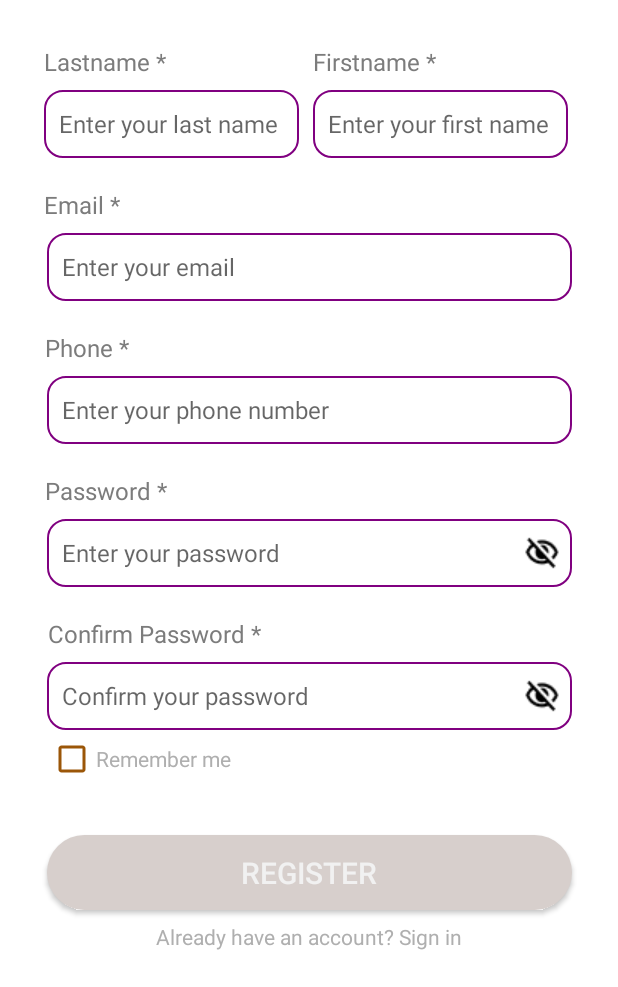
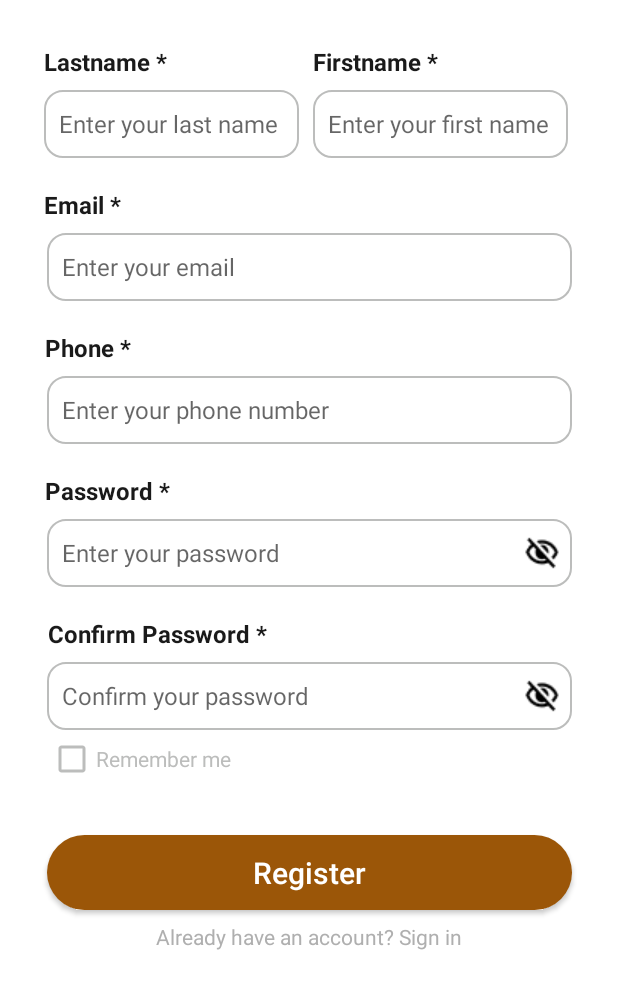
Before and after one commit to L1oNngg/FluffyUnicorns, an Android app: the RegisterActivity screen opened directly, with no data from a screen before it, on a phone screen of 412 x 824 dp, the part 249-1236 px from its top. Run offline under Robolectric (Android 15) with nearby library versions, the phone set to English and light mode, and no system bars.

Commit message:
add correct colors components, UI forgot password

```diff
--- a/app/src/main/AndroidManifest.xml
+++ b/app/src/main/AndroidManifest.xml
@@ -24,6 +24,7 @@
         <activity android:name=".LoginActivity" />
         <activity android:name=".RegisterActivity" />
         <activity android:name=".AddPaymentMethodActivity" />
+        <activity android:name=".ForgotPasswordActivity" />
     </application>
 
 </manifest>
--- a/app/src/main/res/drawable/frame_box.xml
+++ b/app/src/main/res/drawable/frame_box.xml
@@ -1,8 +1,8 @@
 <?xml version="1.0" encoding="utf-8"?>
 <shape xmlns:android="http://schemas.android.com/apk/res/android">
     <corners android:radius="12dp"/>
-    <solid android:color="#FFFFFF"/> <!-- White background -->
+    <solid android:color="@color/b_0"/> <!-- White background -->
     <stroke
         android:width="1dp"
-        android:color="#800080"/> <!-- Purple border -->
+        android:color="@color/border_grey"/> <!-- Grey border -->
 </shape>
--- a/app/src/main/res/drawable/loginbtn_background.xml
+++ b/app/src/main/res/drawable/loginbtn_background.xml
@@ -1,6 +1,6 @@
 <?xml version="1.0" encoding="utf-8"?>
 <shape xmlns:android="http://schemas.android.com/apk/res/android"
     android:shape="rectangle">
-    <solid android:color="@color/primary"/> <!-- Button color -->
+    <solid android:color="@color/surface_primary"/> <!-- Button color -->
     <corners android:radius="25dp"/> <!-- Rounded corners -->
 </shape>
--- a/app/src/main/res/drawable/registerbtn_background.xml
+++ b/app/src/main/res/drawable/registerbtn_background.xml
@@ -1,7 +1,7 @@
 <?xml version="1.0" encoding="utf-8"?>
 <shape xmlns:android="http://schemas.android.com/apk/res/android"
     android:shape="rectangle">
-    <solid android:color="@color/primary"/> <!-- Button color -->
+    <solid android:color="@color/surface_bright"/> <!-- Button color -->
     <corners android:radius="25dp"/> <!-- Rounded corners -->
 </shape>
 <!--#D7CFCC-->
--- a/app/src/main/res/layout/activity_main.xml
+++ b/app/src/main/res/layout/activity_main.xml
@@ -37,7 +37,8 @@
         android:paddingRight="59dp"
         android:paddingBottom="5dp"
         android:text="Register"
-        android:textColor="#FF000000"
+        android:textAllCaps="false"
+        android:textColor="@color/text_black"
         android:textSize="20dp"
         app:layout_constraintBottom_toTopOf="@+id/registerText"
         app:layout_constraintEnd_toEndOf="parent"
@@ -56,7 +57,8 @@
         android:paddingRight="59dp"
         android:paddingBottom="5dp"
         android:text="Login"
-        android:textColor="#F1F1F1"
+        android:textAllCaps="false"
+        android:textColor="@color/text_white"
         android:textSize="20dp"
         app:layout_constraintBottom_toTopOf="@+id/registerButton"
         app:layout_constraintEnd_toEndOf="parent"
--- a/app/src/main/res/layout/ui_register.xml
+++ b/app/src/main/res/layout/ui_register.xml
@@ -35,8 +35,9 @@
         android:layout_height="wrap_content"
         android:layout_marginBottom="8dp"
         android:text="Lastname *"
-        android:textColor="#FF7C7C7C"
         android:textSize="16dp"
+        android:textColor="@color/text_black"
+        android:textStyle="bold"
         app:layout_constraintBottom_toTopOf="@+id/lastname"
         app:layout_constraintStart_toStartOf="@+id/lastname"
         tools:ignore="MissingConstraints" />
@@ -67,7 +68,8 @@
         android:layout_height="wrap_content"
         android:layout_marginBottom="8dp"
         android:text="Firstname *"
-        android:textColor="#FF7C7C7C"
+        android:textColor="@color/text_black"
+        android:textStyle="bold"
         android:textSize="16dp"
         app:layout_constraintBottom_toTopOf="@+id/firstname"
         app:layout_constraintStart_toStartOf="@+id/firstname"
@@ -96,7 +98,8 @@
         android:layout_marginStart="29dp"
         android:layout_marginBottom="8dp"
         android:text="Email *"
-        android:textColor="#FF7C7C7C"
+        android:textColor="@color/text_black"
+        android:textStyle="bold"
         android:textSize="16dp"
         app:layout_constraintBottom_toTopOf="@+id/email"
         app:layout_constraintStart_toStartOf="parent"
@@ -125,7 +128,8 @@
         android:layout_marginStart="30dp"
         android:layout_marginBottom="8dp"
         android:text="Phone *"
-        android:textColor="#FF7C7C7C"
+        android:textColor="@color/text_black"
+        android:textStyle="bold"
         android:textSize="16dp"
         app:layout_constraintBottom_toTopOf="@+id/phone"
         app:layout_constraintStart_toStartOf="parent"
@@ -156,7 +160,8 @@
         android:layout_marginStart="30dp"
         android:layout_marginBottom="8dp"
         android:text="Password *"
-        android:textColor="#FF7C7C7C"
+        android:textColor="@color/text_black"
+        android:textStyle="bold"
         android:textSize="16dp"
         app:layout_constraintBottom_toTopOf="@+id/password"
         app:layout_constraintStart_toStartOf="parent"
@@ -204,7 +209,8 @@
         android:layout_marginStart="32dp"
         android:layout_marginBottom="8dp"
         android:text="Confirm Password *"
-        android:textColor="#FF7C7C7C"
+        android:textColor="@color/text_black"
+        android:textStyle="bold"
         android:textSize="16dp"
         app:layout_constraintBottom_toTopOf="@+id/confirm_password"
         app:layout_constraintStart_toStartOf="parent"
@@ -247,10 +253,11 @@
         android:layout_width="350dp"
         android:layout_height="50dp"
         android:layout_marginTop="70dp"
-        android:background="@drawable/registerbtn_background"
-        android:backgroundTint="@color/essential_bright"
+        android:background="@drawable/loginbtn_background"
+        android:backgroundTint="@color/surface_primary"
         android:text="Register"
-        android:textColor="#FFF1F1F1"
+        android:textAllCaps="false"
+        android:textColor="@color/text_white"
         android:textSize="20dp"
         app:layout_constraintEnd_toEndOf="parent"
         app:layout_constraintStart_toStartOf="parent"
@@ -275,9 +282,9 @@
         android:layout_marginStart="32dp"
         android:layout_marginTop="45dp"
         android:layout_marginBottom="32dp"
-        android:buttonTint="@color/primary"
+        android:buttonTint="@color/border_grey"
         android:text="Remember me"
-        android:textColor="#FFAFAFAF"
+        android:textColor="@color/text_grey"
         android:textSize="14dp"
         app:layout_constraintBottom_toTopOf="@+id/register_button"
         app:layout_constraintStart_toStartOf="parent"
```
Also changed, not shown: app/src/main/java/com/example/fluffyunicorns/ForgotPasswordActivity.kt (added, +32 -0 lines), app/src/main/java/com/example/fluffyunicorns/LoginActivity.kt (+7 -2 lines), app/src/main/res/layout/ui_add_payment_method.xml (+14 -7 lines), app/src/main/res/layout/ui_forget_password.xml (+6 -4 lines), app/src/main/res/layout/ui_login.xml (+8 -4 lines).
